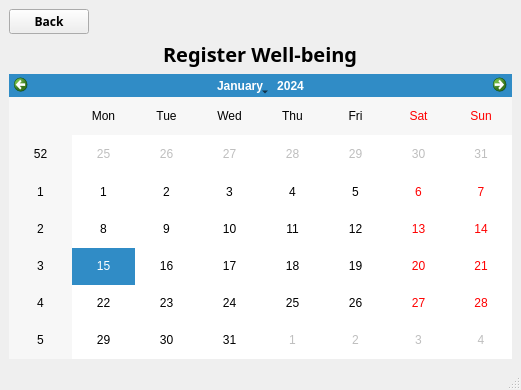
Above: project_root/src/gui/Register.ui from CopycatPandaExpressChowMein/Agile-Development-Project-2025 before the change. Below: the same form after it.
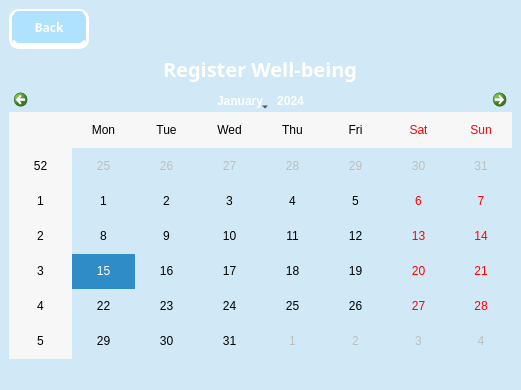
That is the form after the change.

```diff
--- a/project_root/src/gui/Register.ui
+++ b/project_root/src/gui/Register.ui
@@ -13,6 +13,9 @@
   <property name="windowTitle">
    <string>Register</string>
   </property>
+  <property name="styleSheet">
+   <string notr="true">background-color: rgb(209, 233, 246)</string>
+  </property>
   <widget class="QWidget" name="centralwidget">
    <layout class="QVBoxLayout" name="verticalLayout_2">
     <item>
@@ -21,6 +24,12 @@
        <layout class="QHBoxLayout" name="horizontalLayout_2">
         <item>
          <widget class="QPushButton" name="register_button_back">
+          <property name="minimumSize">
+           <size>
+            <width>80</width>
+            <height>40</height>
+           </size>
+          </property>
           <property name="font">
            <font>
             <family>Book Antiqua</family>
@@ -28,6 +37,25 @@
             <bold>true</bold>
            </font>
           </property>
+          <property name="styleSheet">
+           <string notr="true">QPushButton{
+background-color: rgb(174, 226, 255);
+color: rgb(255, 255, 255);
+border-radius: 10px;
+border-style: solid;
+border-width: 3px;
+border-bottom: 6px solid;
+border-top: 2px solid;
+border-color: rgb(255, 255, 255)
+}
+
+QPushButton:Pressed{
+background-color: rgb(209, 233, 246);
+border-bottom: 2px solid;
+border-top: 6px solid;
+border-color: rgb(255, 255, 255)
+}</string>
+          </property>
           <property name="text">
            <string>Back</string>
           </property>
@@ -75,6 +103,9 @@
             <underline>false</underline>
            </font>
           </property>
+          <property name="styleSheet">
+           <string notr="true">color: rgb(255, 255, 255)</string>
+          </property>
           <property name="text">
            <string>Register Well-being</string>
           </property>
```
Left out of the diff: 2 changed lines with no effect on the pictures.
